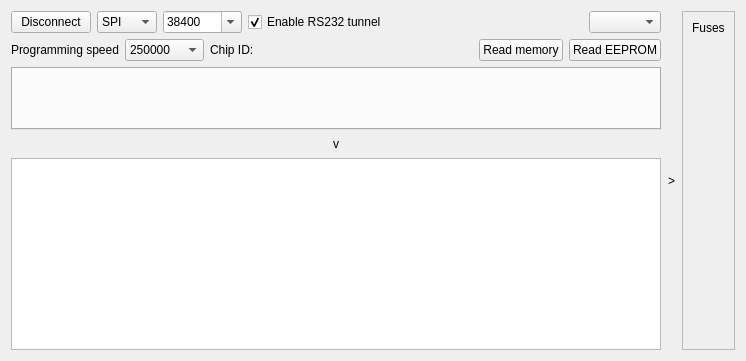
First picture: the form in src/LorrisShupito/lorrisshupito.ui, repository Tasssadar/Lorris, before the edit.
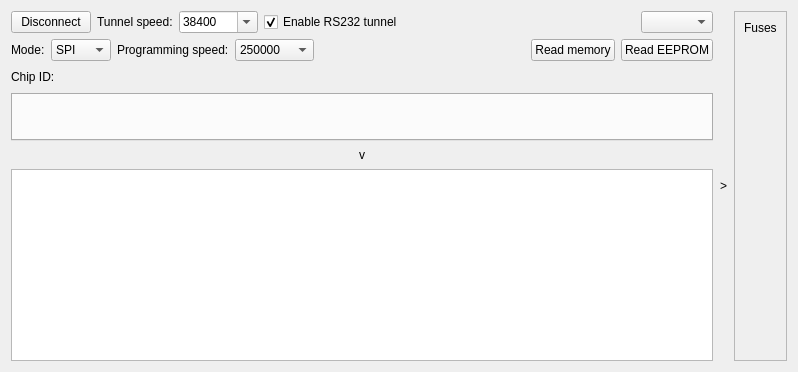
Second picture: the form after the edit.

Commit message: Make QHexEdit look more like the one from UP, some ui changes, updated translation

What changed in the file:
```diff
--- a/src/LorrisShupito/lorrisshupito.ui
+++ b/src/LorrisShupito/lorrisshupito.ui
@@ -6,16 +6,16 @@
    <rect>
     <x>0</x>
     <y>0</y>
-    <width>746</width>
-    <height>361</height>
+    <width>798</width>
+    <height>372</height>
    </rect>
   </property>
   <property name="windowTitle">
    <string>Form</string>
   </property>
-  <layout class="QHBoxLayout" name="horizontalLayout_3">
+  <layout class="QHBoxLayout" name="horizontalLayout_4">
    <item>
-    <layout class="QVBoxLayout" name="verticalLayout" stretch="0,0,4,0,0">
+    <layout class="QVBoxLayout" name="verticalLayout">
      <item>
       <layout class="QHBoxLayout" name="horizontalLayout">
        <item>
@@ -26,22 +26,10 @@
         </widget>
        </item>
        <item>
-        <widget class="QComboBox" name="methodBox">
-         <item>
-          <property name="text">
-           <string>SPI</string>
-          </property>
-         </item>
-         <item>
-          <property name="text">
-           <string>PDI</string>
-          </property>
-         </item>
-         <item>
-          <property name="text">
-           <string>JTAG</string>
-          </property>
-         </item>
+        <widget class="QLabel" name="label_5">
+         <property name="text">
+          <string>Tunnel speed:</string>
+         </property>
         </widget>
        </item>
        <item>
@@ -133,10 +121,36 @@
      </item>
      <item>
       <layout class="QHBoxLayout" name="horizontalLayout_2">
+       <item>
+        <widget class="QLabel" name="label_4">
+         <property name="text">
+          <string>Mode:</string>
+         </property>
+        </widget>
+       </item>
+       <item>
+        <widget class="QComboBox" name="methodBox">
+         <item>
+          <property name="text">
+           <string>SPI</string>
+          </property>
+         </item>
+         <item>
+          <property name="text">
+           <string>PDI</string>
+          </property>
+         </item>
+         <item>
+          <property name="text">
+           <string>JTAG</string>
+          </property>
+         </item>
+        </widget>
+       </item>
        <item>
         <widget class="QLabel" name="label">
          <property name="text">
-          <string>Programming speed</string>
+          <string>Programming speed:</string>
          </property>
         </widget>
        </item>
@@ -164,20 +178,6 @@
          </item>
         </widget>
        </item>
-       <item>
-        <widget class="QLabel" name="label_2">
-         <property name="text">
-          <string>Chip ID:</string>
-         </property>
-        </widget>
-       </item>
-       <item>
-        <widget class="QLabel" name="chipIdLabel">
-         <property name="text">
-          <string notr="true"/>
-         </property>
-        </widget>
-       </item>
        <item>
         <spacer name="horizontalSpacer_3">
          <property name="orientation">
@@ -207,6 +207,37 @@
        </item>
       </layout>
      </item>
+     <item>
+      <layout class="QHBoxLayout" name="horizontalLayout_3">
+       <item>
+        <widget class="QLabel" name="label_2">
+         <property name="text">
+          <string>Chip ID:</string>
+         </property>
+        </widget>
+       </item>
+       <item>
+        <widget class="QLabel" name="chipIdLabel">
+         <property name="text">
+          <string notr="true"/>
+         </property>
+        </widget>
+       </item>
+       <item>
+        <spacer name="horizontalSpacer_2">
+         <property name="orientation">
+          <enum>Qt::Horizontal</enum>
+         </property>
+         <property name="sizeHint" stdset="0">
+          <size>
+           <width>40</width>
+           <height>20</height>
+          </size>
+         </property>
+        </spacer>
+       </item>
+      </layout>
+     </item>
      <item>
       <widget class="QTabWidget" name="memTabs">
        <property name="currentIndex">
```
The commit also changes 6 other files.
